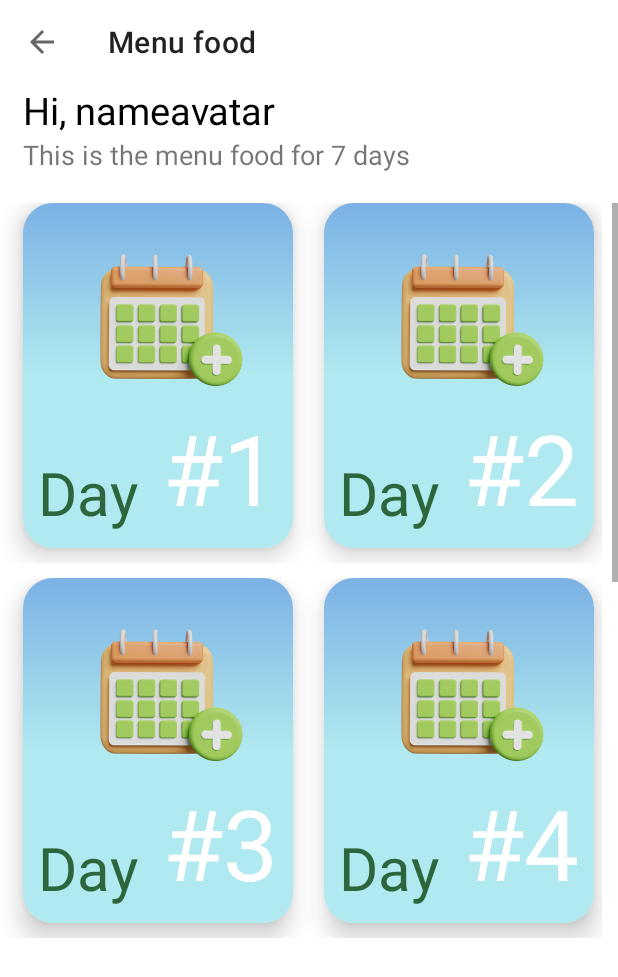
After one commit to baonehe/Fitness, an Android app: the MenuFoodActivity screen opened directly, with no data from a screen before it, on a phone screen of 412 x 824 dp. The commit adds this screen. Shown: the top 977 px of the screen. Run offline under Robolectric (Android 15) with nearby library versions, the phone set to English and light mode, and no system bars.

Commit message:
Update Menu

```diff
--- a/UDDD_Project/app/src/main/AndroidManifest.xml
+++ b/UDDD_Project/app/src/main/AndroidManifest.xml
@@ -9,6 +9,9 @@
         android:roundIcon="@mipmap/ic_launcher_round"
         android:supportsRtl="true"
         android:theme="@style/Theme.UDDD_Project">
+        <activity
+            android:name=".MenuFoodActivity"
+            android:exported="false" />
         <activity
             android:name=".ReminderItems"
             android:exported="false" />
--- /dev/null
+++ b/UDDD_Project/app/src/main/java/com/google/uddd_project/MenuFoodActivity.java
@@ -0,0 +1,29 @@
+package com.google.uddd_project;
+
+import androidx.appcompat.app.AppCompatActivity;
+import androidx.appcompat.widget.Toolbar;
+
+import android.os.Bundle;
+import android.view.MenuItem;
+
+public class MenuFoodActivity extends AppCompatActivity {
+
+    @Override
+    protected void onCreate(Bundle savedInstanceState) {
+        super.onCreate(savedInstanceState);
+        setContentView(R.layout.activity_menu_food);
+        Toolbar toolbar = findViewById(R.id.toolbar);
+        toolbar.setTitle("Menu food");
+        setSupportActionBar(toolbar);
+        getSupportActionBar().setDisplayHomeAsUpEnabled(true);
+    }
+    @Override
+    public boolean onOptionsItemSelected(MenuItem item) {
+        int id = item.getItemId();
+        if (id == android.R.id.home) {
+            finish();
+            return true;
+        }
+        return super.onOptionsItemSelected(item);
+    }
+}
--- a/UDDD_Project/app/src/main/java/com/google/uddd_project/WorkoutsFragment.java
+++ b/UDDD_Project/app/src/main/java/com/google/uddd_project/WorkoutsFragment.java
@@ -1,5 +1,6 @@
 package com.google.uddd_project;
 
+import android.content.Intent;
 import android.os.Bundle;
 import android.view.LayoutInflater;
 import android.view.View;
@@ -58,6 +59,14 @@ public class WorkoutsFragment extends Fragment {
     public View onCreateView(LayoutInflater inflater, ViewGroup container,
                              Bundle savedInstanceState) {
         // Inflate the layout for this fragment
-        return inflater.inflate(R.layout.fragment_work_outs, container, false);
+        View view= inflater.inflate(R.layout.fragment_work_outs, container, false);
+        view.findViewById(R.id.menufood7day).setOnClickListener(new View.OnClickListener() {
+            @Override
+            public void onClick(View view) {
+                Intent intent = new Intent(view.getContext(),MenuFoodActivity.class);
+                startActivity(intent);
+            }
+        });
+        return  view;
     }
 }
--- /dev/null
+++ b/UDDD_Project/app/src/main/res/drawable-nodpi/card_blue.xml
@@ -0,0 +1,12 @@
+<?xml version="1.0" encoding="utf-8"?>
+<shape
+    xmlns:android="http://schemas.android.com/apk/res/android"
+    android:shape="rectangle">
+
+    <gradient
+        android:angle="270"
+        android:startColor="#7BB1E4"
+        android:centerColor="#B0E9EF"
+        android:endColor="#B0E9EF"/>
+    <corners android:radius="6dp" />
+</shape>
--- /dev/null
+++ b/UDDD_Project/app/src/main/res/layout/activity_menu_food.xml
@@ -0,0 +1,338 @@
+<?xml version="1.0" encoding="utf-8"?>
+<androidx.constraintlayout.widget.ConstraintLayout
+    xmlns:android="http://schemas.android.com/apk/res/android"
+    android:layout_width="match_parent"
+    xmlns:app="http://schemas.android.com/apk/res-auto"
+    xmlns:sweet="http://schemas.android.com/apk/res-auto"
+    android:layout_height="match_parent">
+    <LinearLayout
+        android:layout_width="match_parent"
+        android:layout_height="match_parent"
+        android:orientation="vertical">
+        <include layout="@layout/toolbar"/>
+        <LinearLayout
+            android:layout_width="wrap_content"
+            android:layout_height="wrap_content"
+            android:orientation="horizontal">
+            <TextView
+                android:layout_width="match_parent"
+                android:layout_height="wrap_content"
+                android:text="Hi, "
+                android:textSize="25dp"
+                android:textColor="@color/black"
+                android:layout_marginLeft="15dp"/>
+            <TextView
+                android:layout_width="match_parent"
+                android:layout_height="wrap_content"
+                android:textColor="@color/black"
+                android:text="nameavatar"
+                android:textSize="25dp" />
+        </LinearLayout>
+        <TextView
+            android:layout_width="match_parent"
+            android:layout_height="wrap_content"
+            android:text="This is the menu food for 7 days"
+            android:textSize="18dp"
+            android:layout_marginLeft="15dp"/>
+        <ScrollView
+            android:fillViewport="true"
+            android:layout_marginTop="20dp"
+            android:layout_width="match_parent"
+            android:layout_height="500dp">
+            <LinearLayout
+                android:layout_width="match_parent"
+                android:orientation="vertical"
+                android:layout_height="wrap_content">
+                <LinearLayout
+                    android:layout_width="wrap_content"
+                    android:layout_marginBottom="10dp"
+                    android:layout_height="wrap_content">
+                    <androidx.cardview.widget.CardView
+                        android:layout_width="180dp"
+                        android:background="@color/black"
+                        android:layout_height="230dp"
+                        android:layout_marginStart="15dp"
+                        android:layout_marginEnd="5dp"
+                        android:layout_marginBottom="10dp"
+                        app:cardElevation="10dp"
+                        sweet:cardCornerRadius="20dp"
+                        sweet:cardMaxElevation="20dp">
+                        <ImageView
+                            android:layout_width="match_parent"
+                            android:layout_height="match_parent"
+                            android:background="@drawable/card_blue">
+
+
+                        </ImageView>
+                        <ImageView
+                            android:layout_gravity="center_horizontal"
+                            android:background="@drawable/calendarcardmenufood"
+                            android:layout_height="160dp"
+                            android:layout_width="160dp"/>
+                        <TextView
+                            android:text="Day"
+                            android:layout_gravity="bottom|left"
+                            android:layout_margin="10dp"
+                            android:textSize="40dp"
+                            android:textColor="#2D663D"
+                            android:layout_width="wrap_content"
+                            android:layout_height="wrap_content"/>
+                        <TextView
+                            android:text="#1"
+                            android:layout_gravity="right|bottom"
+                            android:layout_margin="10dp"
+                            android:textSize="65dp"
+                            android:textColor="@color/white"
+                            android:layout_width="wrap_content"
+                            android:layout_height="wrap_content"/>
+                    </androidx.cardview.widget.CardView>
+                    <androidx.cardview.widget.CardView
+                        android:layout_width="180dp"
+                        android:background="@color/black"
+                        android:layout_height="230dp"
+                        android:layout_marginStart="15dp"
+                        android:layout_marginEnd="5dp"
+                        android:layout_marginBottom="10dp"
+                        app:cardElevation="10dp"
+                        sweet:cardCornerRadius="20dp"
+                        sweet:cardMaxElevation="20dp">
+                        <ImageView
+                            android:layout_width="match_parent"
+                            android:layout_height="match_parent"
+                            android:background="@drawable/card_blue">
+
+
+                        </ImageView>
+                        <ImageView
+                            android:layout_gravity="center_horizontal"
+                            android:background="@drawable/calendarcardmenufood"
+                            android:layout_height="160dp"
+                            android:layout_width="160dp"/>
+                        <TextView
+                            android:text="Day"
+                            android:layout_gravity="bottom|left"
+                            android:layout_margin="10dp"
+                            android:textSize="40dp"
+                            android:textColor="#2D663D"
+                            android:layout_width="wrap_content"
+                            android:layout_height="wrap_content"/>
+                        <TextView
+                            android:text="#2"
+                            android:layout_gravity="right|bottom"
+                            android:layout_margin="10dp"
+                            android:textSize="65dp"
+                            android:textColor="@color/white"
+                            android:layout_width="wrap_content"
+                            android:layout_height="wrap_content"/>
+                    </androidx.cardview.widget.CardView>
+                </LinearLayout>
+                <LinearLayout
+                    android:layout_width="wrap_content"
+                    android:layout_marginBottom="10dp"
+                    android:layout_height="wrap_content">
+                    <androidx.cardview.widget.CardView
+                        android:layout_width="180dp"
+                        android:background="@color/black"
+                        android:layout_height="230dp"
+                        android:layout_marginStart="15dp"
+                        android:layout_marginEnd="5dp"
+                        android:layout_marginBottom="10dp"
+                        app:cardElevation="10dp"
+                        sweet:cardCornerRadius="20dp"
+                        sweet:cardMaxElevation="20dp">
+                        <ImageView
+                            android:layout_width="match_parent"
+                            android:layout_height="match_parent"
+                            android:background="@drawable/card_blue">
+
+
+                        </ImageView>
+                        <ImageView
+                            android:layout_gravity="center_horizontal"
+                            android:background="@drawable/calendarcardmenufood"
+                            android:layout_height="160dp"
+                            android:layout_width="160dp"/>
+                        <TextView
+                            android:text="Day"
+                            android:layout_gravity="bottom|left"
+                            android:layout_margin="10dp"
+                            android:textSize="40dp"
+                            android:textColor="#2D663D"
+                            android:layout_width="wrap_content"
+                            android:layout_height="wrap_content"/>
+                        <TextView
+                            android:text="#3"
+                            android:layout_gravity="right|bottom"
+                            android:layout_margin="10dp"
+                            android:textSize="65dp"
+                            android:textColor="@color/white"
+                            android:layout_width="wrap_content"
+                            android:layout_height="wrap_content"/>
+                    </androidx.cardview.widget.CardView>
+                    <androidx.cardview.widget.CardView
+                        android:layout_width="180dp"
+                        android:background="@color/black"
+                        android:layout_height="230dp"
+                        android:layout_marginStart="15dp"
+                        android:layout_marginEnd="5dp"
+                        android:layout_marginBottom="10dp"
+                        app:cardElevation="10dp"
+                        sweet:cardCornerRadius="20dp"
+                        sweet:cardMaxElevation="20dp">
+                        <ImageView
+                            android:layout_width="match_parent"
+                            android:layout_height="match_parent"
+                            android:background="@drawable/card_blue">
+
+
+                        </ImageView>
+                        <ImageView
+                            android:layout_gravity="center_horizontal"
+                            android:background="@drawable/calendarcardmenufood"
+                            android:layout_height="160dp"
+                            android:layout_width="160dp"/>
+                        <TextView
+                            android:text="Day"
+                            android:layout_gravity="bottom|left"
+                            android:layout_margin="10dp"
+                            android:textSize="40dp"
+                            android:textColor="#2D663D"
+                            android:layout_width="wrap_content"
+                            android:layout_height="wrap_content"/>
+                        <TextView
+                            android:text="#4"
+                            android:layout_gravity="right|bottom"
+                            android:layout_margin="10dp"
+                            android:textSize="65dp"
+                            android:textColor="@color/white"
+                            android:layout_width="wrap_content"
+                            android:layout_height="wrap_content"/>
+                    </androidx.cardview.widget.CardView>
+                </LinearLayout>
+                <LinearLayout
+                    android:layout_width="wrap_content"
+                    android:layout_marginBottom="10dp"
+                    android:layout_height="wrap_content">
+                    <androidx.cardview.widget.CardView
+                        android:layout_width="180dp"
+                        android:background="@color/black"
+                        android:layout_height="230dp"
+                        android:layout_marginStart="15dp"
+                        android:layout_marginEnd="5dp"
+                        android:layout_marginBottom="10dp"
+                        app:cardElevation="10dp"
+                        sweet:cardCornerRadius="20dp"
+                        sweet:cardMaxElevation="20dp">
+                        <ImageView
+                            android:layout_width="match_parent"
+                            android:layout_height="match_parent"
+                            android:background="@drawable/card_blue">
+
+
+                        </ImageView>
+                        <ImageView
+                            android:layout_gravity="center_horizontal"
+                            android:background="@drawable/calendarcardmenufood"
+                            android:layout_height="160dp"
+                            android:layout_width="160dp"/>
+                        <TextView
+                            android:text="Day"
+                            android:layout_gravity="bottom|left"
+                            android:layout_margin="10dp"
+                            android:textSize="40dp"
+                            android:textColor="#2D663D"
+                            android:layout_width="wrap_content"
+                            android:layout_height="wrap_content"/>
+                        <TextView
+                            android:text="#5"
+                            android:layout_gravity="right|bottom"
+                            android:layout_margin="10dp"
+                            android:textSize="65dp"
+                            android:textColor="@color/white"
+                            android:layout_width="wrap_content"
+                            android:layout_height="wrap_content"/>
+                    </androidx.cardview.widget.CardView>
+                    <androidx.cardview.widget.CardView
+                        android:layout_width="180dp"
+                        android:background="@color/black"
+                        android:layout_height="230dp"
+                        android:layout_marginStart="15dp"
+                        android:layout_marginEnd="5dp"
+                        android:layout_marginBottom="10dp"
+                        app:cardElevation="10dp"
+                        sweet:cardCornerRadius="20dp"
+                        sweet:cardMaxElevation="20dp">
+                        <ImageView
+                            android:layout_width="match_parent"
+                            android:layout_height="match_parent"
+                            android:background="@drawable/card_blue">
+
+
+                        </ImageView>
+                        <ImageView
+                            android:layout_gravity="center_horizontal"
+                            android:background="@drawable/calendarcardmenufood"
+                            android:layout_height="160dp"
+                            android:layout_width="160dp"/>
+                        <TextView
+                            android:text="Day"
+                            android:layout_gravity="bottom|left"
+                            android:layout_margin="10dp"
+                            android:textSize="40dp"
+                            android:textColor="#2D663D"
+                            android:layout_width="wrap_content"
+                            android:layout_height="wrap_content"/>
+                        <TextView
+                            android:text="#6"
+                            android:layout_gravity="right|bottom"
+                            android:layout_margin="10dp"
+                            android:textSize="65dp"
+                            android:textColor="@color/white"
+                            android:layout_width="wrap_content"
+                            android:layout_height="wrap_content"/>
+                    </androidx.cardview.widget.CardView>
+                </LinearLayout>
+                <androidx.cardview.widget.CardView
+                    android:layout_width="180dp"
+                    android:background="@color/black"
+                    android:layout_height="230dp"
+                    android:layout_marginStart="15dp"
+                    android:layout_marginEnd="5dp"
+                    android:layout_marginBottom="10dp"
+                    app:cardElevation="10dp"
+                    sweet:cardCornerRadius="20dp"
+                    sweet:cardMaxElevation="20dp">
+                    <ImageView
+                        android:layout_width="match_parent"
+                        android:layout_height="match_parent"
+                        android:background="@drawable/card_blue">
+
+
+                    </ImageView>
+                    <ImageView
+                        android:layout_gravity="center_horizontal"
+                        android:background="@drawable/calendarcardmenufood"
+                        android:layout_height="160dp"
+                        android:layout_width="160dp"/>
+                    <TextView
+                        android:text="Day"
+                        android:layout_gravity="bottom|left"
+                        android:layout_margin="10dp"
+                        android:textSize="40dp"
+                        android:textColor="#2D663D"
+                        android:layout_width="wrap_content"
+                        android:layout_height="wrap_content"/>
+                    <TextView
+                        android:text="#7"
+                        android:layout_gravity="right|bottom"
+                        android:layout_margin="10dp"
+                        android:textSize="65dp"
+                        android:textColor="@color/white"
+                        android:layout_width="wrap_content"
+                        android:layout_height="wrap_content"/>
+                </androidx.cardview.widget.CardView>
+            </LinearLayout>
+
+        </ScrollView>
+    </LinearLayout>
+</androidx.constraintlayout.widget.ConstraintLayout>
--- a/UDDD_Project/app/src/main/res/layout/fragment_work_outs.xml
+++ b/UDDD_Project/app/src/main/res/layout/fragment_work_outs.xml
@@ -15,6 +15,7 @@
         android:orientation="vertical">
 
         <ImageView
+            android:id="@+id/menufood7day"
             android:layout_width="match_parent"
             android:layout_height="210dp"
             android:layout_marginHorizontal="10sp"
```
Also changed, not shown: UDDD_Project/app/src/main/res/drawable-nodpi/calendarcardmenufood.png (added), 405 other files.
